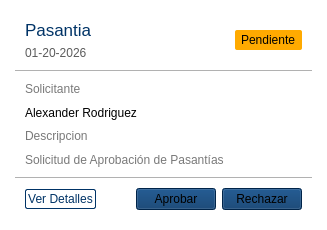
Qt form UI/solicitud.ui (AlexING-7/Gestion_Pasantes) before a commit.
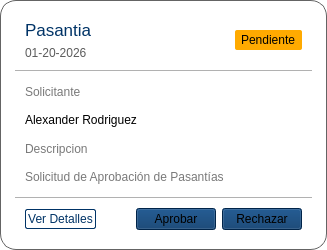
The same form after that commit.

```diff
--- a/UI/solicitud.ui
+++ b/UI/solicitud.ui
@@ -7,7 +7,7 @@
     <x>0</x>
     <y>0</y>
     <width>327</width>
-    <height>230</height>
+    <height>250</height>
    </rect>
   </property>
   <property name="windowTitle">
@@ -17,6 +17,7 @@
    <string notr="true">#Form{
 background-color: #fff;
 border-radius:16px;
+border:1px solid rgb(100,100,100)
 	
 }
 
```
Left out of the diff: 4 changed lines with no effect on the pictures.
